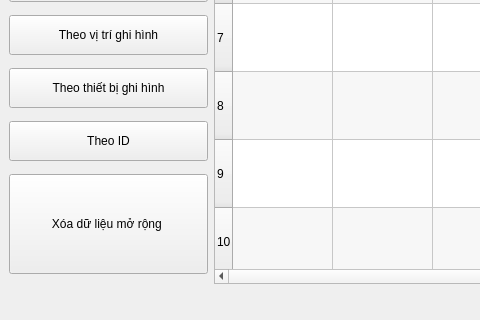
Above: search.ui from holy36/SPEEDCAM before the change; both pictures show x 0 to 480 and y 472 to 792 of the 1168 by 792 pixel window. Below: the same form after it.
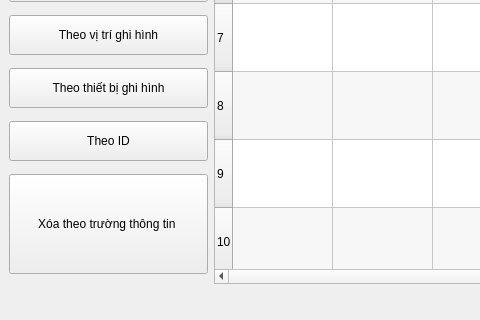
That is the form after the change.

```diff
--- a/search.ui
+++ b/search.ui
@@ -272,7 +272,7 @@
              </size>
             </property>
             <property name="text">
-             <string>Xóa dữ liệu mở rộng </string>
+             <string>Xóa theo trường thông tin </string>
             </property>
            </widget>
           </item>
```
